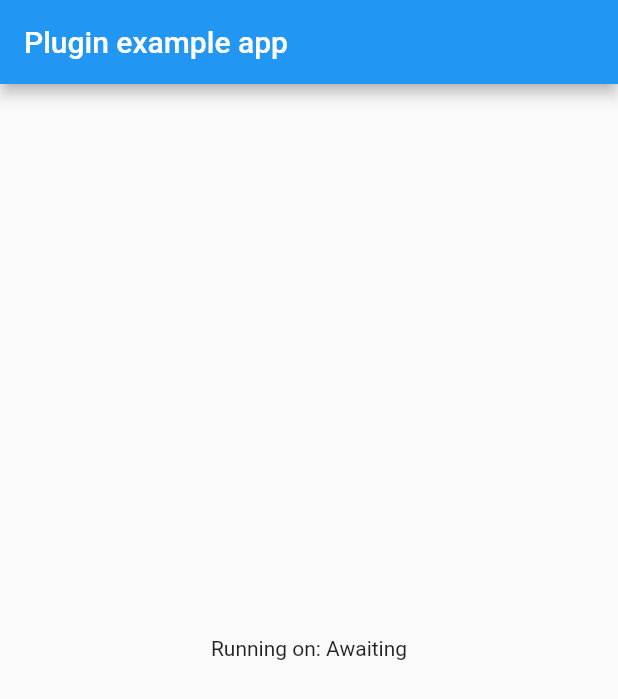
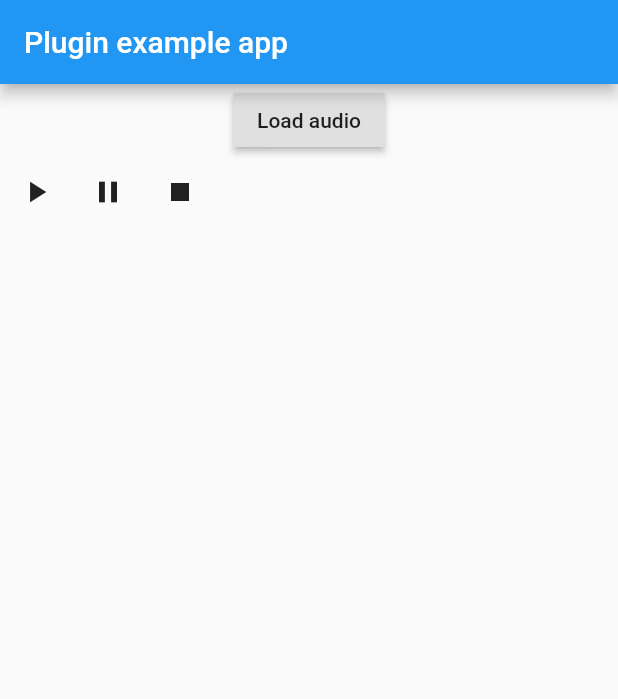
Before and after one commit to Kwasow/flutter_audio_as_service, a Flutter app: the screen it shows after launch, on a phone screen of 412 x 824 dp. Shown: the top 699 px of the screen. Run offline on Flutter 3.47's test engine with Material 2 defaults, Android fonts, the phone set to English and light mode, and no system bars.

Commit message:
Prepared example for callbacks

```diff
--- a/example/lib/main.dart
+++ b/example/lib/main.dart
@@ -10,7 +10,6 @@ class MyApp extends StatefulWidget {
 }
 
 class _MyAppState extends State<MyApp> {
-
   String _result = "Awaiting";
 
   @override
@@ -43,7 +42,30 @@ class _MyAppState extends State<MyApp> {
           title: const Text('Plugin example app'),
         ),
         body: Center(
-          child: Text('Running on: $_result\n'),
+          child: Column(
+            children: <Widget>[
+              RaisedButton(
+                child: Text("Load audio"),
+                onPressed: () {},
+              ),
+              Row(
+                children: <Widget>[
+                  IconButton(
+                    icon: Icon(Icons.play_arrow),
+                    onPressed: () {},
+                  ),
+                  IconButton(
+                    icon: Icon(Icons.pause),
+                    onPressed: () {},
+                  ),
+                  IconButton(
+                    icon: Icon(Icons.stop),
+                    onPressed: () {},
+                  ),
+                ],
+              ),
+            ],
+          ),
         ),
       ),
     );
```
Also changed, not shown: 1 other file.
